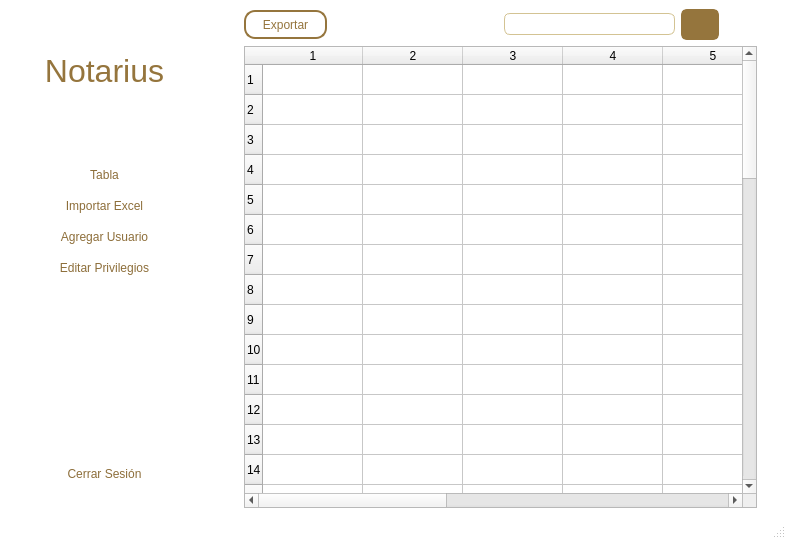
Qt form frontend/ver-tabla.ui (andreadh01/Notarius) before a commit.
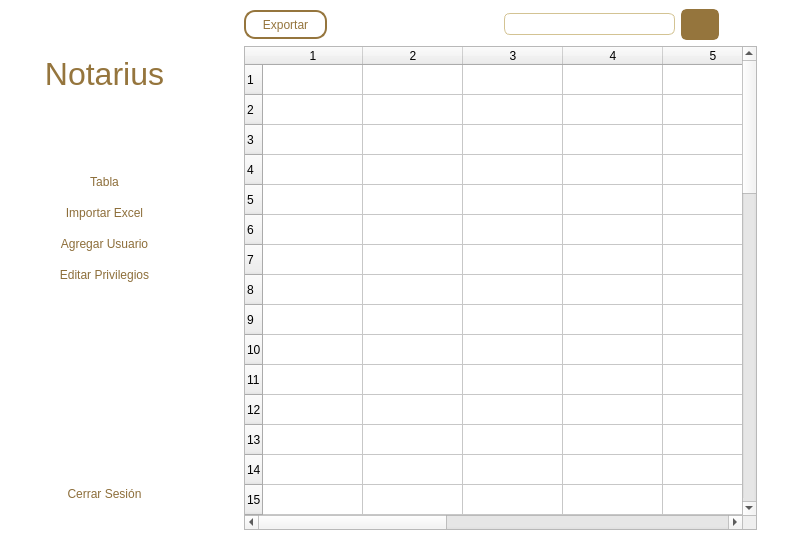
The same form after that commit. Icons and pictures are not drawn.

Diff of the .ui file:
```diff
--- a/frontend/ver-tabla.ui
+++ b/frontend/ver-tabla.ui
@@ -699,7 +699,6 @@
     </item>
    </layout>
   </widget>
-  <widget class="QStatusBar" name="statusbar"/>
  </widget>
  <resources>
   <include location="bar-chart-box-line.qrc"/>
```
Left out of the diff: 28 changed lines with no effect on the pictures.
